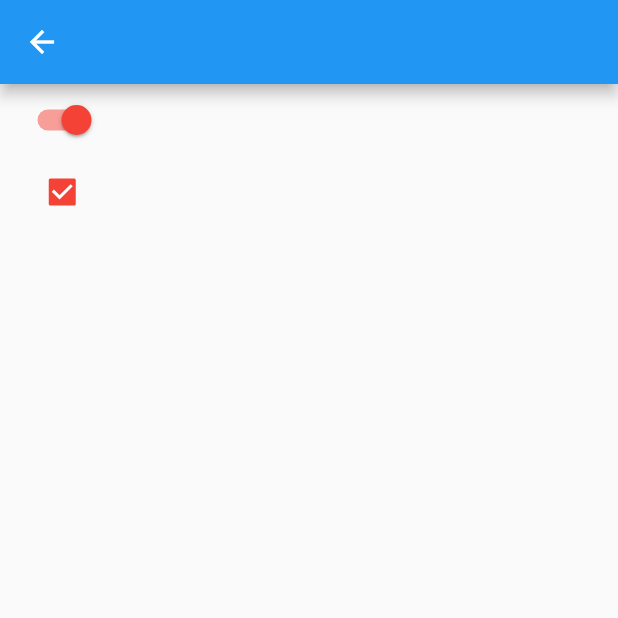
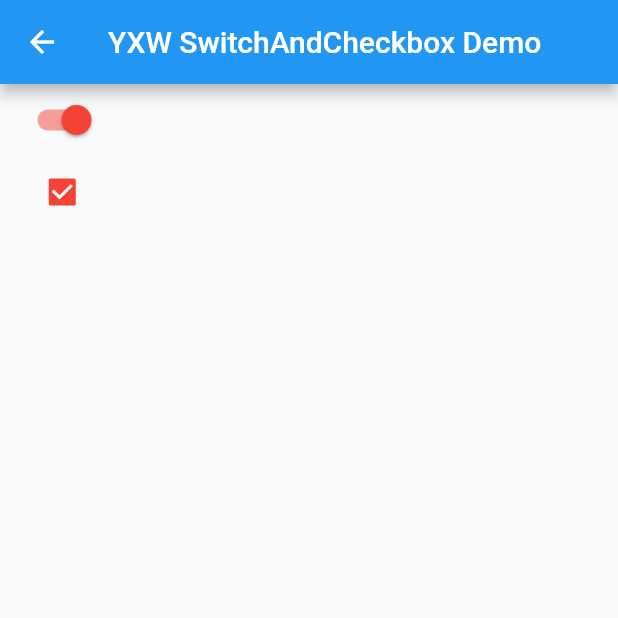
Before and after one commit to yaoxiawen/flutterdemo, a Flutter app: the SwitchAndCheckboxDemo screen opened by its route, on a phone screen of 412 x 824 dp, the top half of it. Run offline on Flutter 3.47's test engine with Material 2 defaults, Android fonts, the phone set to English and light mode, and no system bars; our stand-ins replace shared_preferences; accounts and stored records are empty.

Commit message:
SwitchAndCheckboxDemo

```diff
--- a/lib/switchandcheckboxdemo/SwitchAndCheckboxDemo.dart
+++ b/lib/switchandcheckboxdemo/SwitchAndCheckboxDemo.dart
@@ -14,7 +14,7 @@ class SwitchAndCheckboxState extends State<SwitchAndCheckboxDemo> {
   Widget build(BuildContext context) {
     return Scaffold(
       appBar: AppBar(
-        title: Text(""),
+        title: Text("YXW SwitchAndCheckbox Demo"),
       ),
       body: Container(
         margin: EdgeInsets.only(left: 12),
```
